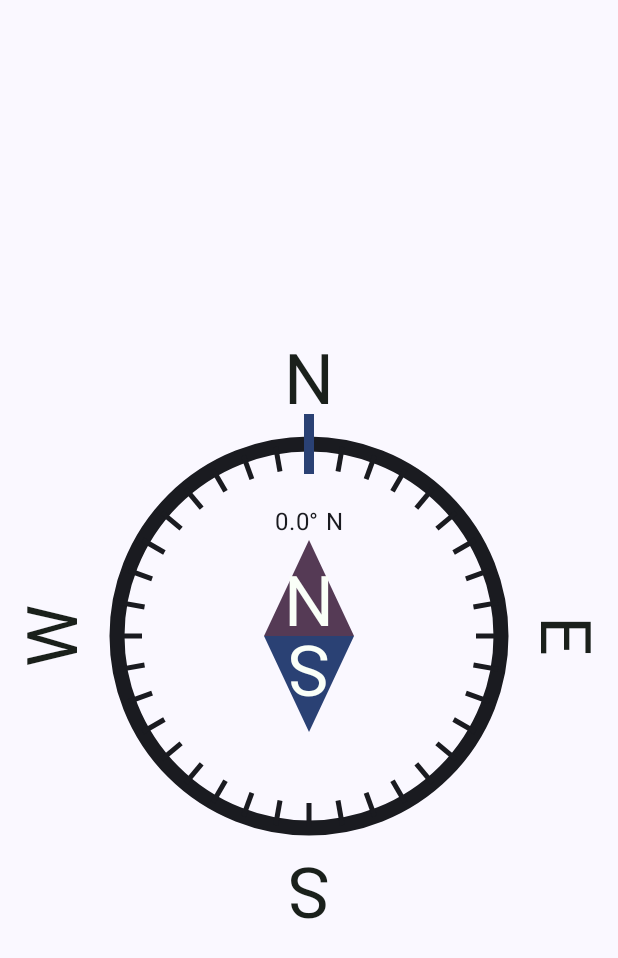
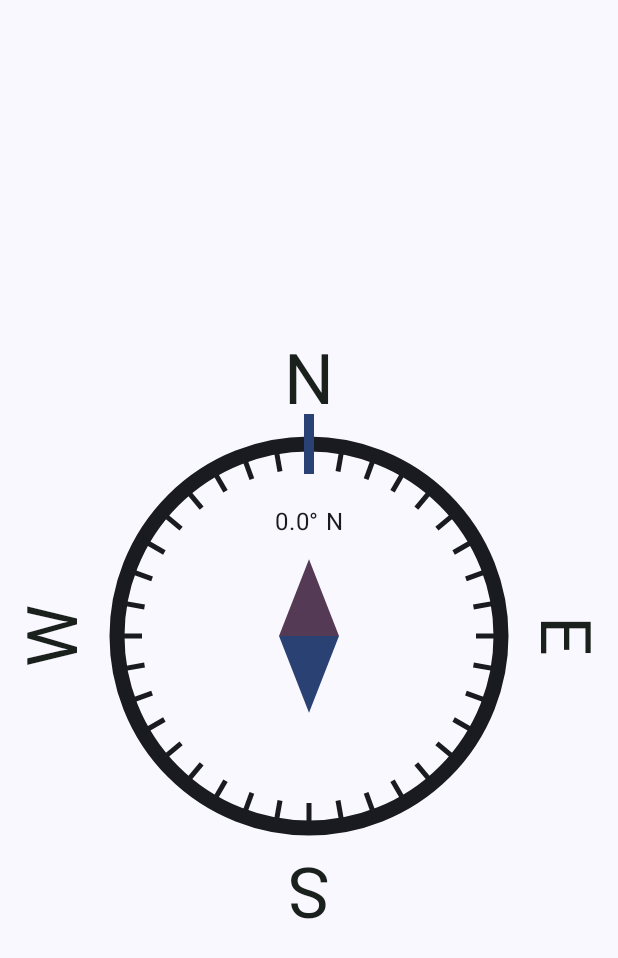
Before and after one commit to SynapseTech/Compass, an Android app built with Jetpack Compose: the screen it shows after launch (MainActivity), on a phone screen of 412 x 824 dp. Shown: the top 958 px of the screen. Run offline under Robolectric (Android 15) with nearby library versions, the phone set to English and light mode, and no system bars.

Commit message:
chore(ui): visual tweaks to compass die

```diff
--- a/app/src/main/java/dev/synapsetech/compass/MainActivity.kt
+++ b/app/src/main/java/dev/synapsetech/compass/MainActivity.kt
@@ -90,10 +90,10 @@ fun MainPage() {
             )
 
             val arrowPath = Path()
-            arrowPath.moveTo(size.width / 2, size.height)
-            arrowPath.lineTo(size.width / 2 + 45, size.height / 2)
-            arrowPath.lineTo(size.width / 2 - 45, size.height / 2)
-            arrowPath.lineTo(size.width / 2, size.height)
+            arrowPath.moveTo(size.width / 2, (size.height * .9).toFloat())
+            arrowPath.lineTo(size.width / 2 + 30, size.height / 2)
+            arrowPath.lineTo(size.width / 2 - 30, size.height / 2)
+            arrowPath.lineTo(size.width / 2, (size.height * .9).toFloat())
 
             rotate(-currentDegree) {
                 Cardinal.values().forEach {
@@ -131,47 +131,7 @@ fun MainPage() {
 
                 drawPath(arrowPath, SolidColor(arrowNegColor))
                 rotate(180f) {
-                    drawContext.canvas.nativeCanvas.apply {
-                        drawText(
-                            Cardinal.SOUTH.letter,
-                            size.width / 2,
-                            size.height / 2 - 10,
-                            Paint().apply {
-                                textSize = 70f
-                                color = android.graphics.Color.argb(
-                                    bgColor.alpha,
-                                    bgColor.red,
-                                    bgColor.blue,
-                                    bgColor.green
-                                )
-                                textAlign = Paint.Align.CENTER
-                            }
-                        )
-                    }
-                }
-
-                rotate(180f) {
                     drawPath(arrowPath, SolidColor(arrowPosColor))
-
-                    rotate(180f) {
-                        drawContext.canvas.nativeCanvas.apply {
-                            drawText(
-                                Cardinal.NORTH.letter,
-                                size.width / 2,
-                                size.height / 2 - 10,
-                                Paint().apply {
-                                    textSize = 70f
-                                    color = android.graphics.Color.argb(
-                                        bgColor.alpha,
-                                        bgColor.red,
-                                        bgColor.blue,
-                                        bgColor.green
-                                    )
-                                    textAlign = Paint.Align.CENTER
-                                }
-                            )
-                        }
-                    }
                 }
             }
 
```
